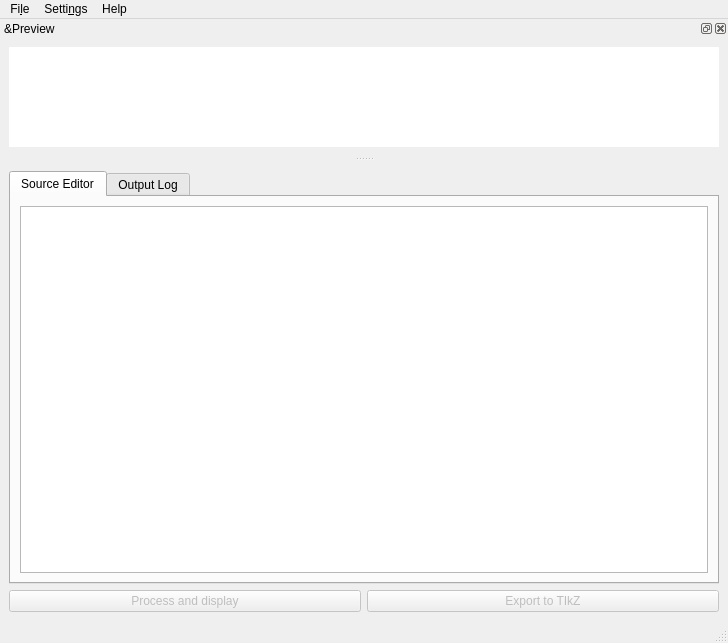
Before: the Qt Designer form pycirkuit/ui/mainwindow.ui in orestesmas/pycirkuit, drawn with Qt 5.
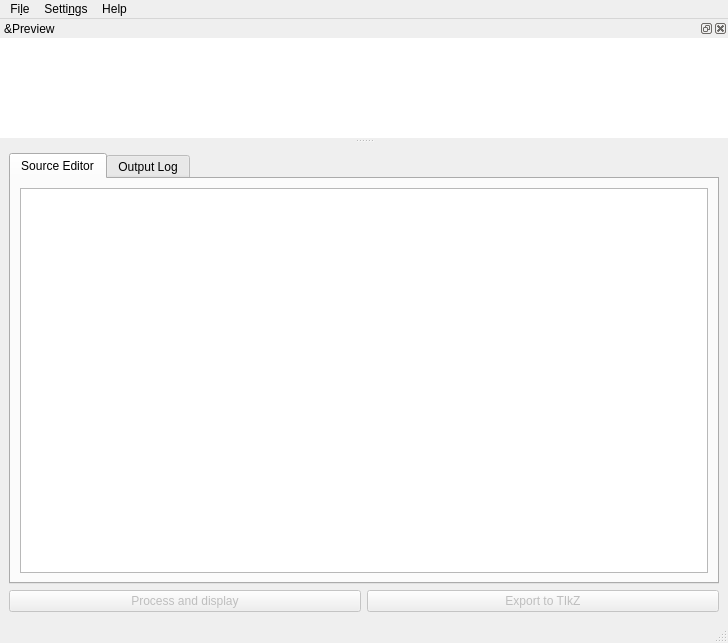
After: the same form once the commit is applied. Icons and pictures are not drawn. Custom widgets are drawn as their Qt base class.

Commit message: Started zoomable image class. Work in progress.

Patch:
```diff
--- a/pycirkuit/ui/mainwindow.ui
+++ b/pycirkuit/ui/mainwindow.ui
@@ -189,7 +189,64 @@
       <verstretch>0</verstretch>
      </sizepolicy>
     </property>
+    <layout class="QHBoxLayout" name="horizontalLayout_4">
+     <property name="spacing">
+      <number>0</number>
+     </property>
+     <property name="leftMargin">
+      <number>0</number>
+     </property>
+     <property name="topMargin">
+      <number>0</number>
+     </property>
+     <property name="rightMargin">
+      <number>0</number>
+     </property>
+     <property name="bottomMargin">
+      <number>0</number>
+     </property>
+     <item>
+      <widget class="pycktImageViewer" name="scrollArea">
+       <property name="autoFillBackground">
+        <bool>false</bool>
+       </property>
+       <property name="frameShape">
+        <enum>QFrame::NoFrame</enum>
+       </property>
+       <property name="frameShadow">
+        <enum>QFrame::Plain</enum>
+       </property>
+       <property name="lineWidth">
+        <number>0</number>
+       </property>
+       <property name="widgetResizable">
+        <bool>true</bool>
+       </property>
+       <widget class="QWidget" name="scrollAreaWidgetContents">
+        <property name="geometry">
+         <rect>
+          <x>0</x>
+          <y>0</y>
+          <width>724</width>
+          <height>114</height>
+         </rect>
+        </property>
     <layout class="QHBoxLayout" name="horizontalLayout_2">
+         <property name="spacing">
+          <number>0</number>
+         </property>
+         <property name="leftMargin">
+          <number>0</number>
+         </property>
+         <property name="topMargin">
+          <number>0</number>
+         </property>
+         <property name="rightMargin">
+          <number>0</number>
+         </property>
+         <property name="bottomMargin">
+          <number>0</number>
+         </property>
      <item>
       <widget class="QLabel" name="imatge">
        <property name="sizePolicy">
@@ -218,6 +275,9 @@
         <string notr="true">background-color: rgb(255, 255, 255);
 color: rgb(255, 0, 0);</string>
        </property>
+           <property name="lineWidth">
+            <number>0</number>
+           </property>
        <property name="text">
         <string/>
        </property>
@@ -232,6 +292,10 @@
     </layout>
    </widget>
   </widget>
+     </item>
+    </layout>
+   </widget>
+  </widget>
   <action name="actionQuit">
    <property name="icon">
     <iconset resource="../resources/resources.qrc">
@@ -377,6 +441,12 @@
    <extends>QTextEdit</extends>
    <header>pycirkuit/texteditor.h</header>
   </customwidget>
+  <customwidget>
+   <class>pycktImageViewer</class>
+   <extends>QScrollArea</extends>
+   <header>pycirkuit/imageviewer.h</header>
+   <container>1</container>
+  </customwidget>
  </customwidgets>
  <tabstops>
   <tabstop>sourceText</tabstop>
```
Lines whose indentation alone changed are shown as unchanged. The commit also changes 2 other files.
